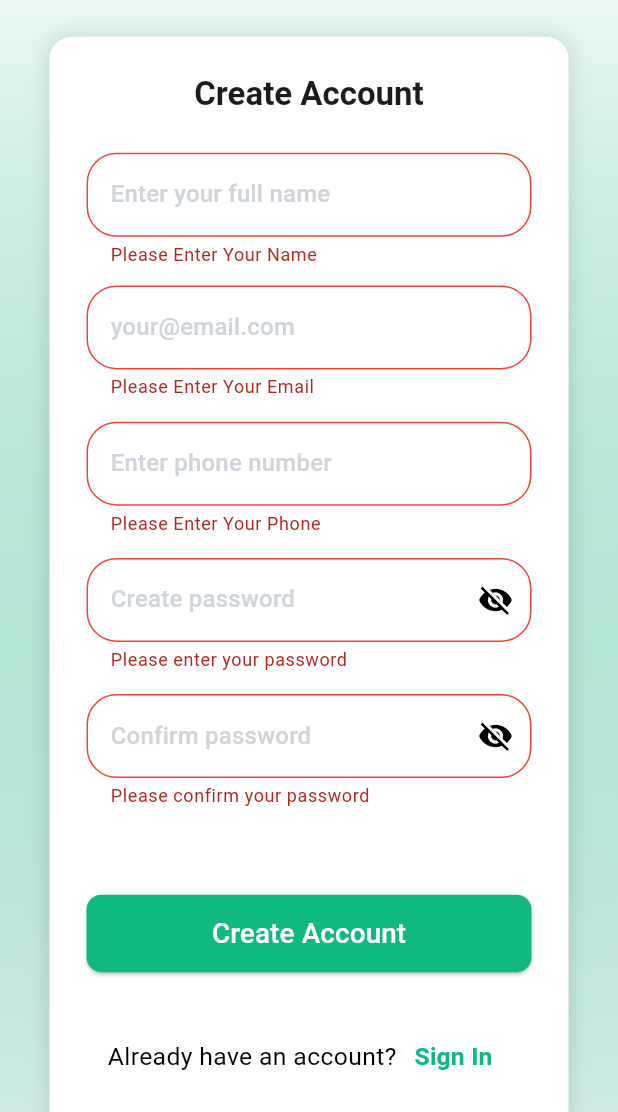
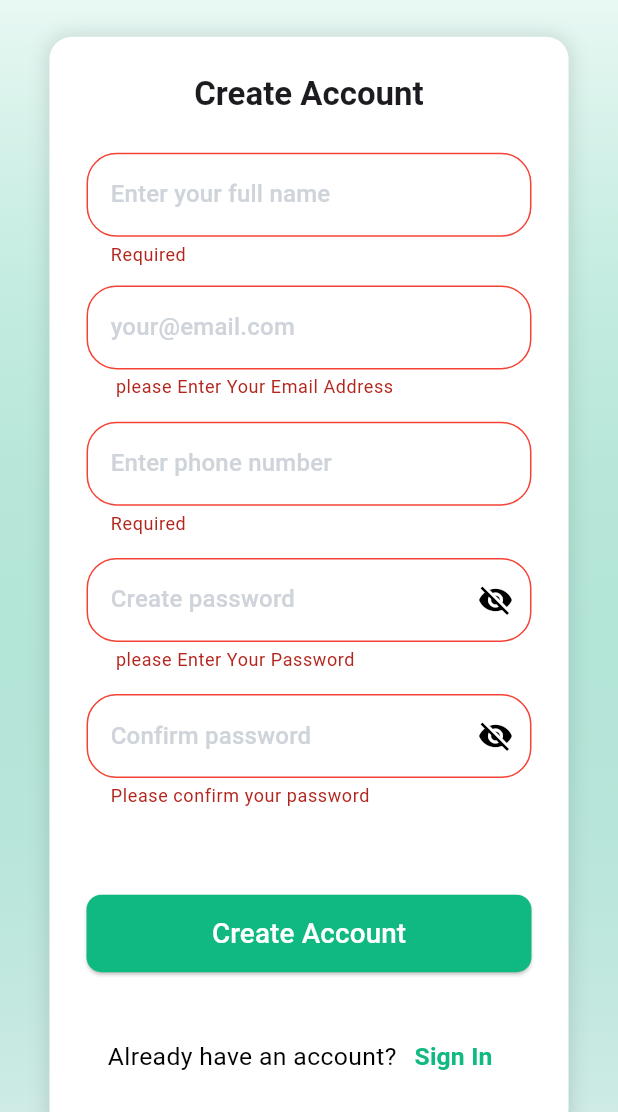
Before and after one commit to Faridaessam1/eco, a Flutter app: the CustomerSignUpScreen screen opened by its route, after a tap on "Create Account", on a phone screen of 412 x 824 dp, the part 124-1236 px from its top. Run offline on Flutter 3.47's test engine with Material 3 defaults, Android fonts, the phone set to English and light mode, and no system bars; our stand-ins replace animated_custom_dropdown, bot_toast, cloud_firestore, firebase_auth, firebase_core, flutter_easyloading and 3 more; accounts and stored records are empty; generated files the repository leaves out were written again.

Commit message:
update signup validations

```diff
--- a/lib/ui/auth/customer_sign_up_screen.dart
+++ b/lib/ui/auth/customer_sign_up_screen.dart
@@ -6,6 +6,7 @@ import 'package:flutter_easyloading/flutter_easyloading.dart';
 import '../../core/constants/app_assets.dart';
 import '../../core/constants/app_colors.dart';
 import '../../core/routes/page_route_names.dart';
+import '../../core/utils/validation.dart';
 import '../../core/widgets/custom_text_form_field.dart';
 import '../../main.dart';
 import 'login_screen.dart';
@@ -16,11 +17,11 @@ class CustomerSignUpScreen extends StatefulWidget {
 }
 
 class _SignUpScreenState extends State<CustomerSignUpScreen> {
-  var nameController = TextEditingController();
-  var emailController = TextEditingController();
-  var phoneController = TextEditingController();
-  var passwordController = TextEditingController();
-  var rePasswordController = TextEditingController();
+   final TextEditingController nameController = TextEditingController();
+   final TextEditingController emailController = TextEditingController();
+   final TextEditingController phoneController = TextEditingController();
+   final TextEditingController passwordController = TextEditingController();
+   final TextEditingController rePasswordController = TextEditingController();
   final _formKey = GlobalKey<FormState>();
   @override
   Widget build(BuildContext context) {
@@ -60,7 +61,7 @@ class _SignUpScreenState extends State<CustomerSignUpScreen> {
                       decoration: BoxDecoration(
                         color: Colors.white,
                         borderRadius: BorderRadius.circular(15),
-                        boxShadow: [
+                        boxShadow: const [
                           BoxShadow(
                             color: Colors.black12,
                             blurRadius: 10,
@@ -82,12 +83,7 @@ class _SignUpScreenState extends State<CustomerSignUpScreen> {
                           SizedBox(height: size.height * 0.03),
                           CustomTextFormField(
                             controller: nameController,
-                            validator: (text) {
-                              if (text == null || text.trim().isEmpty) {
-                                return 'Please Enter Your Name';
-                              }
-                              return null; //valid
-                            },
+                            validator: Validations.ValidateFullName,
                             hintTextColor: AppColors.grey,
                             hintText: "Enter your full name",
                             iconColor: AppColors.black,
@@ -96,18 +92,7 @@ class _SignUpScreenState extends State<CustomerSignUpScreen> {
                           SizedBox(height: size.height * 0.015),
                           CustomTextFormField(
                             controller: emailController,
-                            validator: (text) {
-                              if (text == null || text.trim().isEmpty) {
-                                return 'Please Enter Your Email';
-                              }
-                              final bool emailValid = RegExp(
-                                      r"^[a-zA-Z0-9.a-zA-Z0-9.!#$%&'*+-/=?^_`{|}~]+@[a-zA-Z0-9]+\.[a-zA-Z]+")
-                                  .hasMatch(text);
-                              if (!emailValid) {
-                                return 'Please Enter Valid Email';
-                              }
-                              return null; //valid
-                            },
+                            validator:  Validations.validateEmail,
                             hintTextColor: AppColors.grey,
                             hintText: "your@email.com",
                             iconColor: AppColors.black,
@@ -116,12 +101,7 @@ class _SignUpScreenState extends State<CustomerSignUpScreen> {
                           SizedBox(height: size.height * 0.018),
                           CustomTextFormField(
                             controller: phoneController,
-                            validator: (text) {
-                              if (text == null || text.trim().isEmpty) {
-                                return 'Please Enter Your Phone';
-                              }
-                              return null; //valid
-                            },
+                            validator: Validations.ValidatePhoneNumber,
                             hintTextColor: AppColors.grey,
                             hintText: "Enter phone number",
                             iconColor: AppColors.black,
@@ -130,15 +110,7 @@ class _SignUpScreenState extends State<CustomerSignUpScreen> {
                           SizedBox(height: size.height * 0.018),
                           CustomTextFormField(
                             controller: passwordController,
-                            validator: (text) {
-                              if (text == null || text.trim().isEmpty) {
-                                return 'Please enter your password';
-                              }
-                              if (text.trim().length < 6) {
-                                return 'Password must be at least 6 characters';
-                              }
-                              return null; // valid
-                            },
+                            validator:  Validations.validatePassword,
                             hintTextColor: AppColors.grey,
                             hintText: "Create password",
                             filledColor: Colors.white,
```
Also changed, not shown: lib/ui/auth/seller_sign_up_screen.dart (+23 -21 lines), pubspec.lock, 1 other file.
